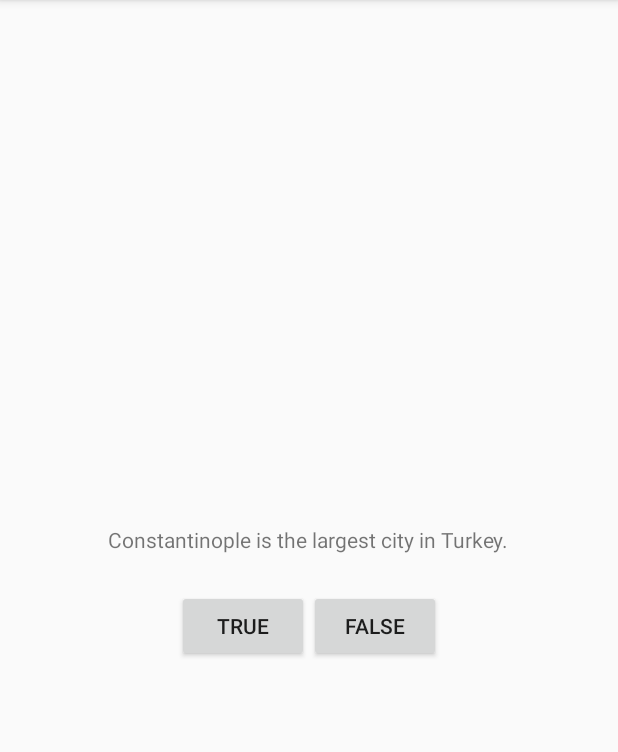
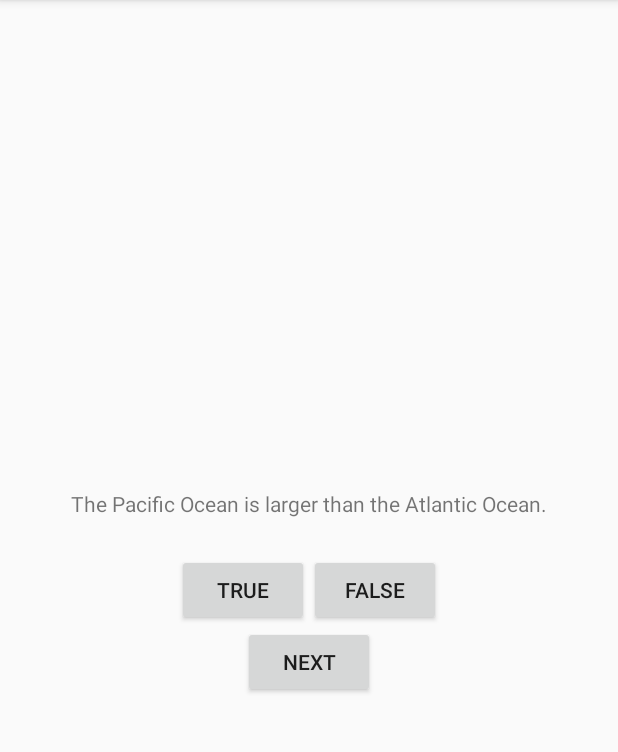
Before and after one commit to DulajDil/AndroidTrainig, an Android app: the screen it shows after launch (QuizActivity), on a phone screen of 412 x 824 dp, the part 84-836 px from its top. Run offline under Robolectric (Android 15) with nearby library versions, the phone set to English and light mode, and no system bars.

Commit message:
add string view to button next add class model Question, edit class controlerQuizActivity

```diff
--- /dev/null
+++ b/GeoQuiz/app/src/main/java/com/example/igolu/geoquiz/Question.java
@@ -0,0 +1,30 @@
+package com.example.igolu.geoquiz;
+
+public class Question {
+
+    private int mTextResId;
+    private boolean mAnswerTrue;
+
+    public Question(int mTextResId, boolean mAnswerTrue) {
+        this.mTextResId = mTextResId;
+        this.mAnswerTrue = mAnswerTrue;
+    }
+
+    public int getTextResId() {
+        return mTextResId;
+    }
+
+    public void setTextResId(int textResId) {
+        mTextResId = textResId;
+    }
+
+    public boolean isAnswerTrue() {
+        return mAnswerTrue;
+    }
+
+    public void setAnswerTrue(boolean answerTrue) {
+        mAnswerTrue = answerTrue;
+    }
+
+
+}
--- a/GeoQuiz/app/src/main/java/com/example/igolu/geoquiz/QuizActivity.java
+++ b/GeoQuiz/app/src/main/java/com/example/igolu/geoquiz/QuizActivity.java
@@ -4,17 +4,39 @@ import android.support.v7.app.AppCompatActivity;
 import android.os.Bundle;
 import android.view.View;
 import android.widget.Button;
+import android.widget.TextView;
 import android.widget.Toast;
 
 public class QuizActivity extends AppCompatActivity {
 
     private Button mTrueButton;
     private Button mFalseButton;
+    private Button mNextButton;
+    private TextView mQuestionTextView;
+
+    private Question[] mQuestionBank = new Question[] {
+            new Question(R.string.question_oceans, true),
+            new Question(R.string.question_mideast, false),
+            new Question(R.string.question_africa, false),
+            new Question(R.string.question_americas, true),
+            new Question(R.string.question_asia, true),
+    };
+
+    private int mCurrentIndex = 0;
+
+    private void updateQuestion() {
+        int question = mQuestionBank[mCurrentIndex].getTextResId();
+        mQuestionTextView.setText(question);
+    }
 
     @Override
     protected void onCreate(Bundle savedInstanceState) {
         super.onCreate(savedInstanceState);
         setContentView(R.layout.activity_quiz);
+
+        mQuestionTextView = (TextView)findViewById(R.id.question_text_view);
+//        int question = mQuestionBank[mCurrentIndex].getTextResId();
+//        mQuestionTextView.setText(question);
 
         mTrueButton = (Button) findViewById(R.id.true_button);
         mTrueButton.setOnClickListener(new View.OnClickListener() {
@@ -31,6 +53,16 @@ public class QuizActivity extends AppCompatActivity {
                 Toast.makeText(QuizActivity.this, R.string.correct_toast, Toast.LENGTH_SHORT).show();
             }
         });
+
+        mNextButton = (Button)findViewById(R.id.next_button);
+        mNextButton.setOnClickListener(new View.OnClickListener() {
+            @Override
+            public void onClick(View v) {
+                mCurrentIndex = (mCurrentIndex + 1) % mQuestionBank.length;
+//                int question = mQuestionBank[mCurrentIndex].getTextResId();
+//                mQuestionTextView.setText(question);
+            }
+        });
+        updateQuestion();
     }
-
 }
--- a/GeoQuiz/app/src/main/res/layout/activity_quiz.xml
+++ b/GeoQuiz/app/src/main/res/layout/activity_quiz.xml
@@ -7,10 +7,10 @@
     android:orientation="vertical" >
 
     <TextView
+        android:id="@+id/question_text_view"
         android:layout_width="wrap_content"
         android:layout_height="wrap_content"
-        android:padding="24dp"
-        android:text="@string/question_text" />
+        android:padding="24dp"/>
 
     <LinearLayout
         android:layout_width="wrap_content"
@@ -30,4 +30,11 @@
             android:text="@string/false_button" />
     </LinearLayout>
 
+
+    <Button
+        android:id="@+id/next_button"
+        android:layout_width="wrap_content"
+        android:layout_height="wrap_content"
+        android:text="@string/next_button" />
+
 </LinearLayout>
--- a/GeoQuiz/app/src/main/res/values/strings.xml
+++ b/GeoQuiz/app/src/main/res/values/strings.xml
@@ -1,11 +1,24 @@
 <resources>
     <string name="app_name">"GeoQuiz "</string>
-    <string name="question_text">
-        Constantinople is the largest city in Turkey.
-    </string>
     <string name="true_button">True</string>
     <string name="false_button">False</string>
+    <string name="next_button">Next</string>
     <string name="correct_toast">Correct!</string>
     <string name="incorrect_toast">Incorrect!</string>
     <string name="action_settings">Settings</string>
+    <string
+        name="question_oceans">The Pacific Ocean is larger than     the Atlantic Ocean.
+    </string>
+    <string
+        name="question_mideast">The Suez Canal connects the Red Sea     and the Indian Ocean.
+    </string>
+    <string
+        name="question_africa">The source of the Nile River is in Egypt.
+    </string>
+    <string
+        name="question_americas">The Amazon River is the longest river     in the Americas.
+    </string>
+    <string
+        name="question_asia">Lake Baikal is the world\’s oldest and deepest     freshwater lake.
+    </string>
 </resources>
```
